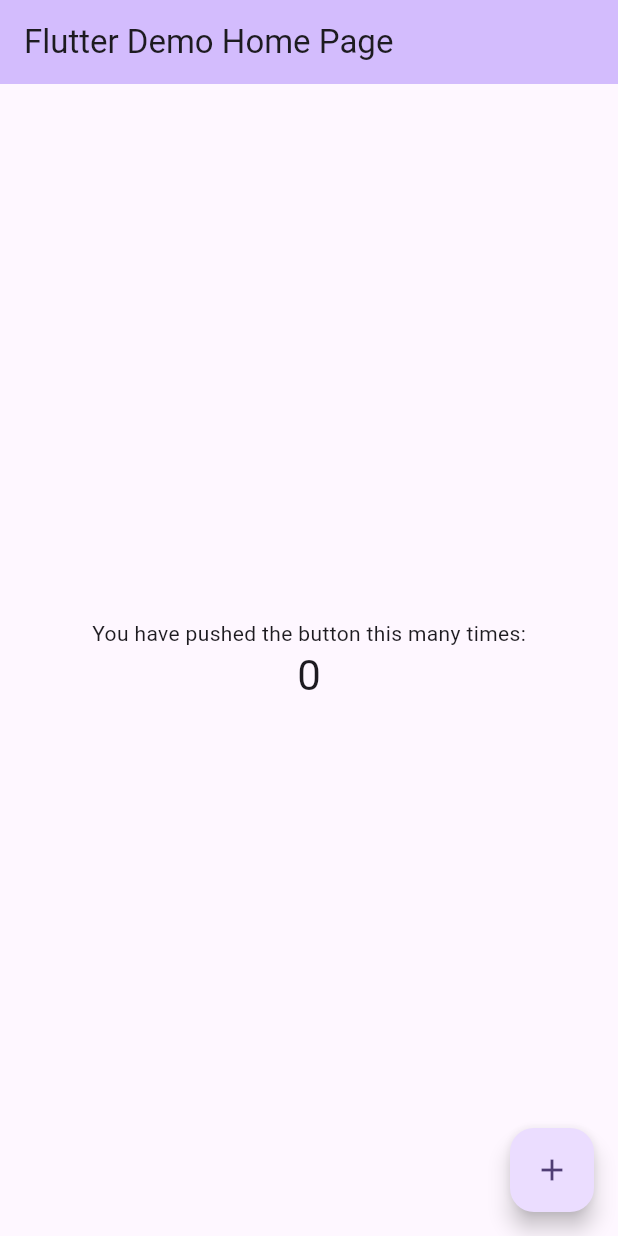
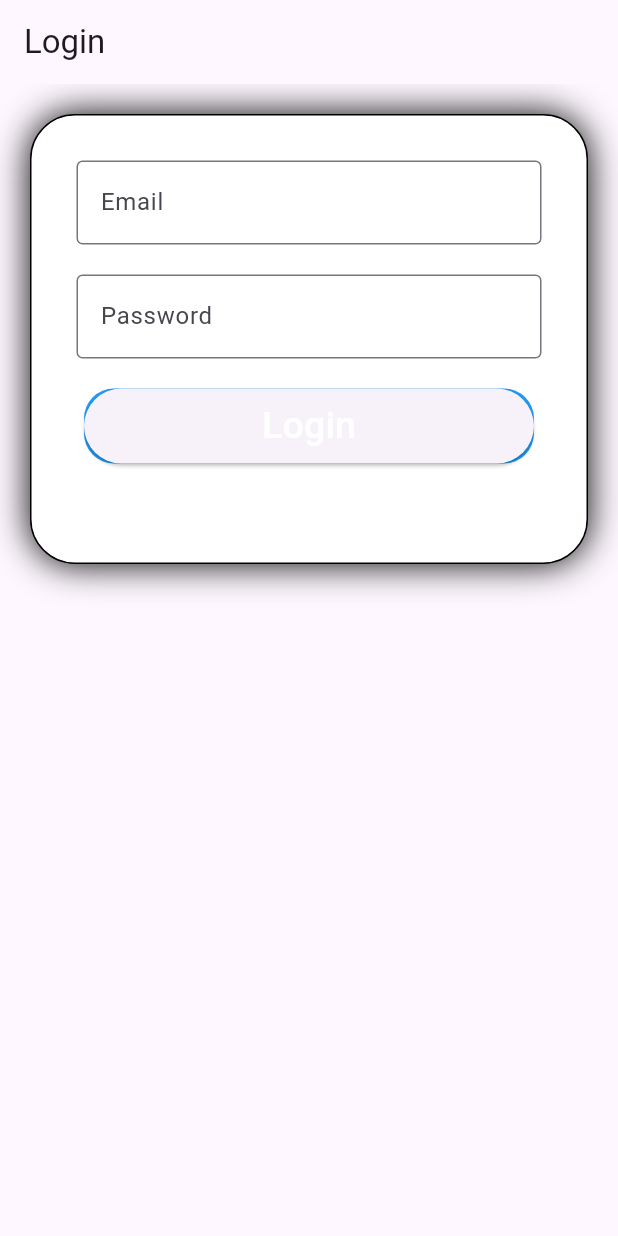
Before and after one commit to stevennchristopher/MidtermProjectET, a Flutter app: the screen it shows after launch, on a phone screen of 412 x 824 dp. Run offline on Flutter 3.47's test engine with Material 3 defaults, Android fonts, the light colour scheme and no system bars; our stand-ins replace shared_preferences.

Commit message:
add login.dart

```diff
--- a/memorimage_project_uts/lib/main.dart
+++ b/memorimage_project_uts/lib/main.dart
@@ -1,7 +1,25 @@
 import 'package:flutter/material.dart';
+import 'package:memorimage_project_uts/screen/login.dart';
+import 'package:shared_preferences/shared_preferences.dart';
+
+String active_user = "";
+
+Future<String> checkUser() async {
+  final prefs = await SharedPreferences.getInstance();
+  String user_id = prefs.getString("user_id") ?? '';
+  return user_id;
+}
 
 void main() {
   runApp(const MyApp());
+    checkUser().then((String result) {
+    if (result == '')
+      runApp(MyLogin());
+    else {
+      active_user = result;
+      runApp(MyApp());
+    }
+  });
 }
 
 class MyApp extends StatelessWidget {
--- /dev/null
+++ b/memorimage_project_uts/lib/screen/login.dart
@@ -0,0 +1,95 @@
+import 'package:flutter/material.dart';
+import 'package:memorimage_project_uts/main.dart';
+import 'package:shared_preferences/shared_preferences.dart';
+
+class MyLogin extends StatelessWidget {
+  @override
+  Widget build(BuildContext context) {
+    return MaterialApp(
+      title: 'Login',
+      theme: ThemeData(
+        primarySwatch: Colors.blue,
+      ),
+      home: Login(),
+    );
+  }
+}
+
+class Login extends StatefulWidget {
+  @override
+  State<StatefulWidget> createState() {
+    return _LoginState();
+  }
+}
+
+class _LoginState extends State<Login> {
+  String _user_id = "";
+
+  void doLogin() async { //harus ditaruk diatas
+    //later, we use web service here to check the user id and password
+    final prefs = await SharedPreferences.getInstance();
+    prefs.setString("user_id", _user_id);
+    main();
+  }
+
+  @override
+  Widget build(BuildContext context) {
+    return Scaffold(
+        appBar: AppBar(
+          title: Text('Login'),
+        ),
+        body: Container(
+          height: 300,
+          margin: EdgeInsets.all(20),
+          padding: EdgeInsets.all(20),
+          decoration: BoxDecoration(
+              borderRadius: BorderRadius.all(Radius.circular(30)),
+              border: Border.all(width: 1),
+              color: Colors.white,
+              boxShadow: [BoxShadow(blurRadius: 20)]),
+          child: Column(children: [
+            Padding(
+              padding: EdgeInsets.all(10),
+              child: TextField(
+                onChanged: (v) {
+                  _user_id = v;
+                },
+                decoration: InputDecoration(
+                    border: OutlineInputBorder(),
+                    labelText: 'Email',
+                    hintText: 'Enter valid email id as abc@gmail.com'),
+              ),
+            ),
+            Padding(
+              padding: EdgeInsets.all(10),
+              //padding: EdgeInsets.symmetric(horizontal: 15),
+              child: TextField(
+                obscureText: true,
+                decoration: InputDecoration(
+                    border: OutlineInputBorder(),
+                    labelText: 'Password',
+                    hintText: 'Enter secure password'),
+              ),
+            ),
+            Padding(
+                padding: EdgeInsets.all(10),
+                child: Container(
+                  height: 50,
+                  width: 300,
+                  decoration: BoxDecoration(
+                      color: Colors.blue,
+                      borderRadius: BorderRadius.circular(20)),
+                  child: ElevatedButton(
+                    onPressed: () {
+                      doLogin();
+                    },
+                    child: Text(
+                      'Login',
+                      style: TextStyle(color: Colors.white, fontSize: 25),
+                    ),
+                  ),
+                )),
+          ]),
+        ));
+  }
+}
--- a/memorimage_project_uts/pubspec.yaml
+++ b/memorimage_project_uts/pubspec.yaml
@@ -35,6 +35,7 @@ dependencies:
   # The following adds the Cupertino Icons font to your application.
   # Use with the CupertinoIcons class for iOS style icons.
   cupertino_icons: ^1.0.6
+  shared_preferences: ^2.0.15
 
 dev_dependencies:
   flutter_test:
```
Also changed, not shown: memorimage_project_uts/pubspec.lock, 1 other file.
